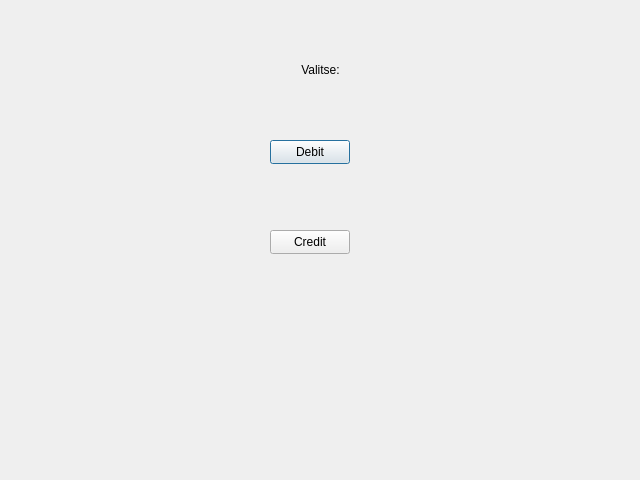
The window that frontend/modeselectwindow.ui (slmksav/Qt6-ATM-app) describes before a commit, drawn with Qt 5.
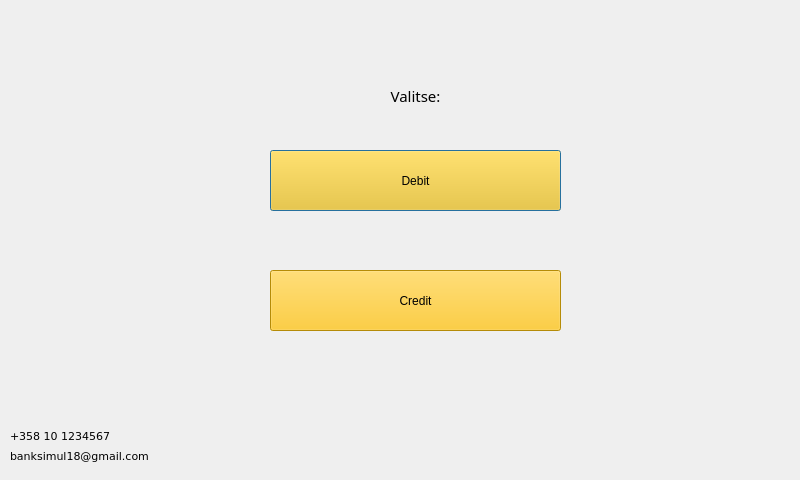
The same window after the commit. Icons and pictures are not drawn.

Patch:
```diff
--- a/frontend/modeselectwindow.ui
+++ b/frontend/modeselectwindow.ui
@@ -9,10 +9,22 @@
    <rect>
     <x>0</x>
     <y>0</y>
-    <width>640</width>
+    <width>800</width>
     <height>480</height>
    </rect>
   </property>
+  <property name="minimumSize">
+   <size>
+    <width>800</width>
+    <height>480</height>
+   </size>
+  </property>
+  <property name="maximumSize">
+   <size>
+    <width>800</width>
+    <height>480</height>
+   </size>
+  </property>
   <property name="windowTitle">
    <string>Dialog</string>
   </property>
@@ -20,11 +32,14 @@
    <property name="geometry">
     <rect>
      <x>270</x>
-     <y>140</y>
-     <width>80</width>
-     <height>24</height>
+     <y>150</y>
+     <width>291</width>
+     <height>61</height>
     </rect>
    </property>
+   <property name="styleSheet">
+    <string notr="true">background-color: rgb(254, 195, 5);</string>
+   </property>
    <property name="text">
     <string>Debit</string>
    </property>
@@ -33,11 +48,14 @@
    <property name="geometry">
     <rect>
      <x>270</x>
-     <y>230</y>
-     <width>80</width>
-     <height>24</height>
+     <y>270</y>
+     <width>291</width>
+     <height>61</height>
     </rect>
    </property>
+   <property name="styleSheet">
+    <string notr="true">background-color: rgb(254, 195, 10);</string>
+   </property>
    <property name="text">
     <string>Credit</string>
    </property>
@@ -45,12 +63,18 @@
   <widget class="QLabel" name="labelInfo">
    <property name="geometry">
     <rect>
-     <x>0</x>
+     <x>80</x>
      <y>60</y>
-     <width>641</width>
-     <height>20</height>
+     <width>671</width>
+     <height>71</height>
     </rect>
    </property>
+   <property name="font">
+    <font>
+     <family>Verdana Pro Black</family>
+     <pointsize>11</pointsize>
+    </font>
+   </property>
    <property name="text">
     <string>Valitse:</string>
    </property>
@@ -58,6 +82,68 @@
     <set>Qt::AlignCenter</set>
    </property>
   </widget>
+  <widget class="QLabel" name="labelLangInfo_4">
+   <property name="geometry">
+    <rect>
+     <x>10</x>
+     <y>420</y>
+     <width>291</width>
+     <height>31</height>
+    </rect>
+   </property>
+   <property name="font">
+    <font>
+     <family>Verdana</family>
+     <pointsize>8</pointsize>
+     <bold>false</bold>
+    </font>
+   </property>
+   <property name="text">
+    <string>+358 10 1234567</string>
+   </property>
+  </widget>
+  <widget class="QLabel" name="labelLangInfo_5">
+   <property name="geometry">
+    <rect>
+     <x>10</x>
+     <y>440</y>
+     <width>291</width>
+     <height>31</height>
+    </rect>
+   </property>
+   <property name="font">
+    <font>
+     <family>Verdana</family>
+     <pointsize>8</pointsize>
+     <bold>false</bold>
+    </font>
+   </property>
+   <property name="text">
+    <string>banksimul18@gmail.com</string>
+   </property>
+  </widget>
+  <widget class="QWidget" name="widget" native="true">
+   <property name="geometry">
+    <rect>
+     <x>0</x>
+     <y>0</y>
+     <width>801</width>
+     <height>481</height>
+    </rect>
+   </property>
+   <property name="styleSheet">
+    <string notr="true">background-image: url(:/exeimgs/blueblue.jpg);
+background-repeat: no-repeat;
+background-position: center;
+</string>
+   </property>
+  </widget>
+  <zorder>widget</zorder>
+  <zorder>buttonDebit</zorder>
+  <zorder>buttonCredit</zorder>
+  <zorder>labelInfo</zorder>
+  <zorder>labelLangInfo_4</zorder>
+  <zorder>labelLangInfo_5</zorder>
  </widget>
  <resources/>
  <connections/>
```
